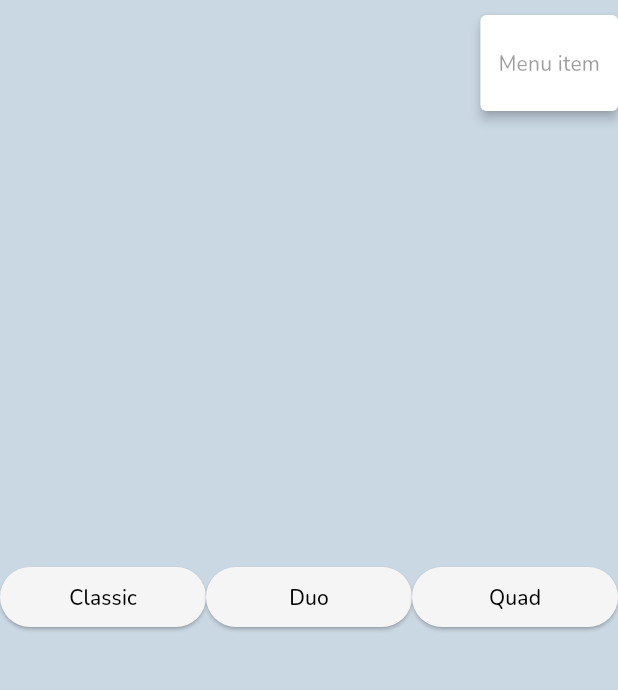
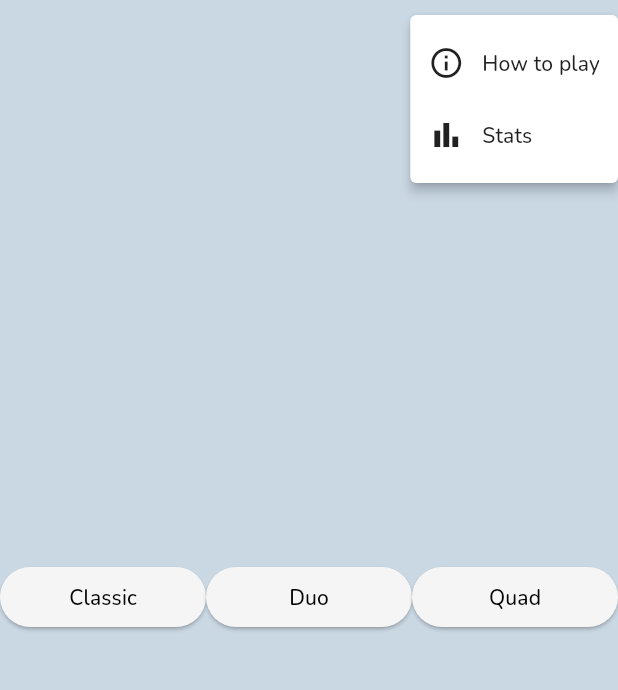
Before and after one commit to sstream17/word-game-2, a Flutter app: the screen it shows after launch, after a tap on the "more vert" icon, on a phone screen of 412 x 824 dp, the part 63-753 px from its top. Run offline on Flutter 3.47's test engine with Material 3 defaults, Android fonts, the phone set to English and light mode, and no system bars; our stand-ins replace flutter_layout_grid, google_fonts, url_strategy.

Commit message:
Update routing and add new routes to menu

```diff
--- a/game/lib/game_app_bar.dart
+++ b/game/lib/game_app_bar.dart
@@ -1,4 +1,5 @@
 import 'package:flutter/material.dart';
+import 'package:word_game/routes.dart';
 
 class GameAppBar extends StatelessWidget implements PreferredSizeWidget {
   GameAppBar({super.key, this.title});
@@ -16,9 +17,24 @@ class GameAppBar extends StatelessWidget implements PreferredSizeWidget {
       actions: [
         MenuAnchor(
           childFocusNode: _buttonFocusNode,
-          menuChildren: const [
+          menuChildren: [
             MenuItemButton(
-              child: Text("Menu item"),
+              onPressed: () {
+                if (ModalRoute.of(context)?.settings.name != routeHowToPlay) {
+                  Navigator.pushNamed(context, routeHowToPlay);
+                }
+              },
+              leadingIcon: const Icon(Icons.info_outline),
+              child: const Text("How to play"),
+            ),
+            MenuItemButton(
+              onPressed: () {
+                if (ModalRoute.of(context)?.settings.name != routeStats) {
+                  Navigator.pushNamed(context, routeStats);
+                }
+              },
+              leadingIcon: const Icon(Icons.bar_chart),
+              child: const Text("Stats"),
             ),
           ],
           builder: (
--- a/game/lib/main.dart
+++ b/game/lib/main.dart
@@ -3,6 +3,9 @@ import 'package:google_fonts/google_fonts.dart';
 import 'package:url_strategy/url_strategy.dart';
 import 'package:word_game/colors.dart';
 import 'package:word_game/game_app_bar.dart';
+import 'package:word_game/how_to_play.dart';
+import 'package:word_game/routes.dart';
+import 'package:word_game/stats.dart';
 
 import 'game.dart';
 
@@ -42,12 +45,14 @@ class WordGameApp extends StatelessWidget {
               backgroundColor: WidgetStatePropertyAll<Color>(Colors.white)),
         ),
       ),
-      initialRoute: '/',
+      initialRoute: routeHome,
       routes: {
-        '/': (context) => const HomePage(),
-        '/1': (context) => Game(),
-        '/2': (context) => Game(numberOfGames: 2),
-        '/4': (context) => Game(numberOfGames: 4),
+        routeHome: (context) => const HomePage(),
+        routeGame1: (context) => Game(),
+        routeGame2: (context) => Game(numberOfGames: 2),
+        routeGame4: (context) => Game(numberOfGames: 4),
+        routeHowToPlay: (context) => const HowToPlay(),
+        routeStats: (context) => const Stats(),
       },
     );
   }
@@ -72,7 +77,7 @@ class HomePage extends StatelessWidget {
                     ElevatedButton.styleFrom(backgroundColor: Colors.grey[100]),
                 child: const Text('Classic'),
                 onPressed: () {
-                  Navigator.pushNamed(context, '/1');
+                  Navigator.pushNamed(context, routeGame1);
                 },
               ),
             ),
@@ -82,7 +87,7 @@ class HomePage extends StatelessWidget {
                     ElevatedButton.styleFrom(backgroundColor: Colors.grey[100]),
                 child: const Text('Duo'),
                 onPressed: () {
-                  Navigator.pushNamed(context, '/2');
+                  Navigator.pushNamed(context, routeGame2);
                 },
               ),
             ),
@@ -92,7 +97,7 @@ class HomePage extends StatelessWidget {
                     ElevatedButton.styleFrom(backgroundColor: Colors.grey[100]),
                 child: const Text('Quad'),
                 onPressed: () {
-                  Navigator.pushNamed(context, '/4');
+                  Navigator.pushNamed(context, routeGame4);
                 },
               ),
             ),
--- /dev/null
+++ b/game/lib/routes.dart
@@ -0,0 +1,6 @@
+const routeHome = "/";
+const routeGame1 = "/1";
+const routeGame2 = "/2";
+const routeGame4 = "/4";
+const routeHowToPlay = "/how-to-play";
+const routeStats = "/stats";
--- /dev/null
+++ b/game/lib/stats.dart
@@ -0,0 +1,16 @@
+import 'package:flutter/material.dart';
+import 'package:word_game/game_app_bar.dart';
+
+class Stats extends StatelessWidget {
+  const Stats({super.key});
+
+  @override
+  Widget build(BuildContext context) {
+    return Scaffold(
+      appBar: GameAppBar(
+        title: "Word Game",
+      ),
+      body: const Placeholder(),
+    );
+  }
+}
```
Also changed, not shown: game/lib/how_to_play.dart (added, +16 -0 lines).
